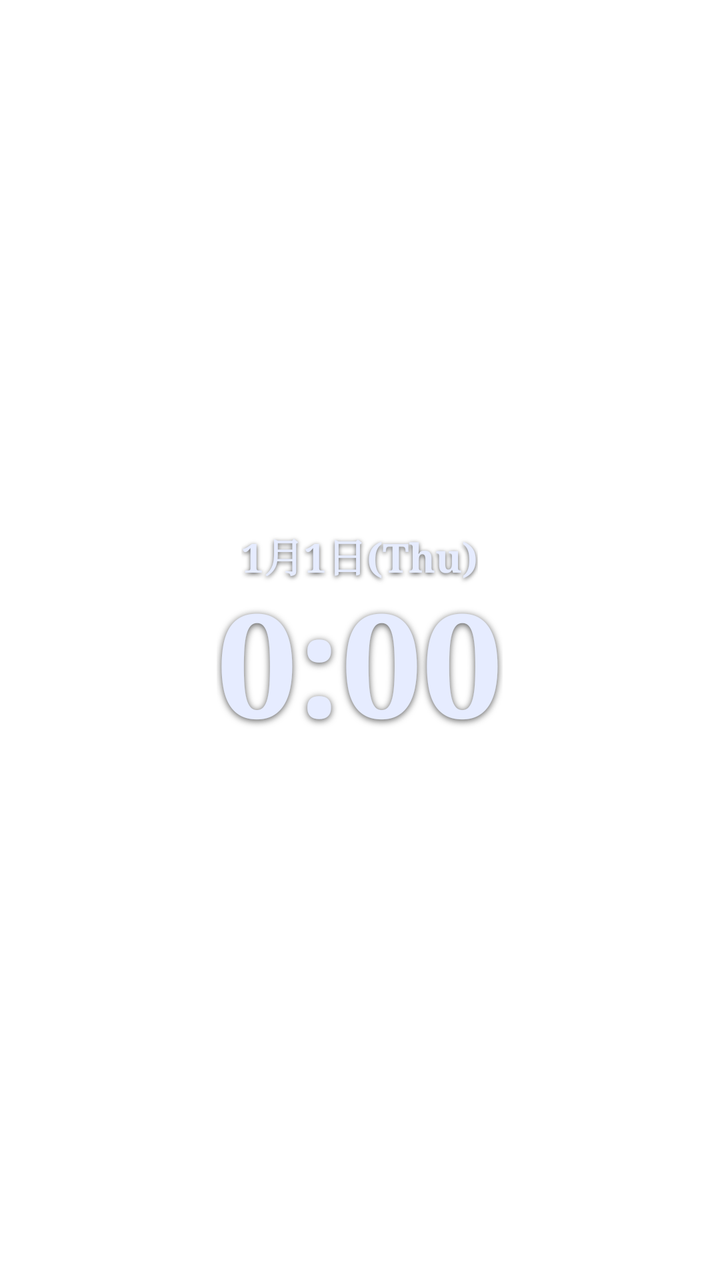
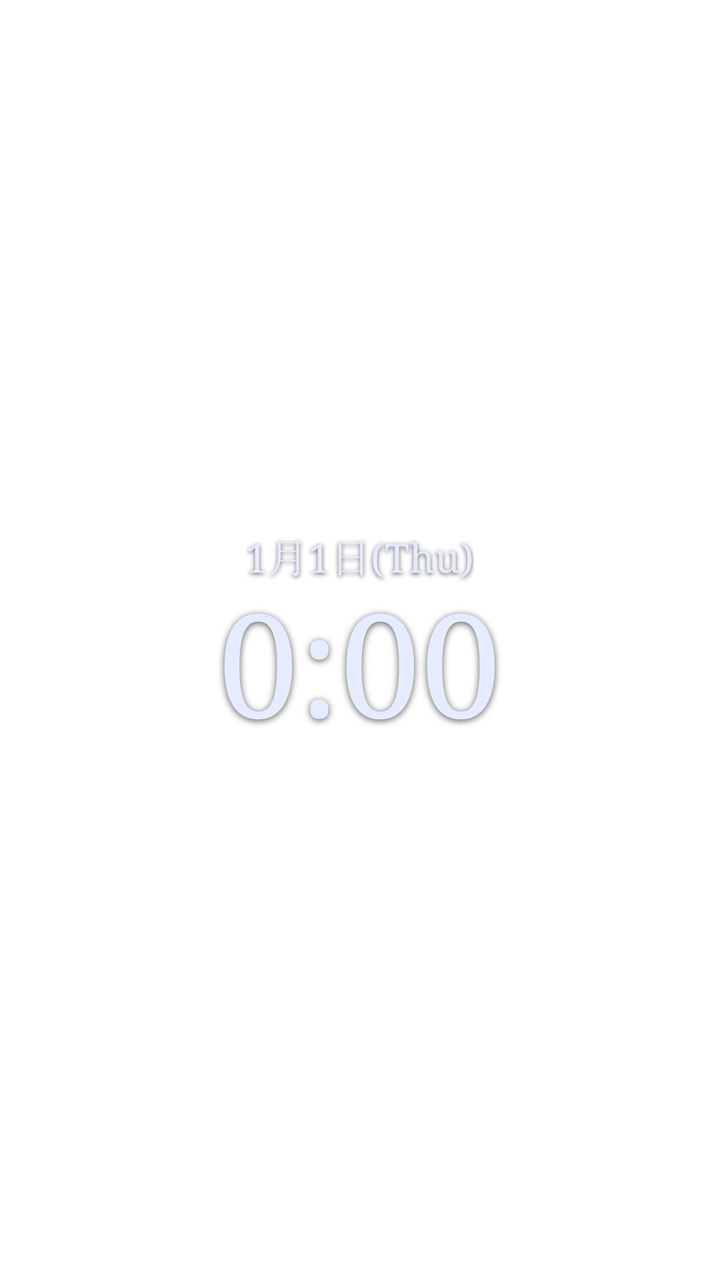

The first picture is an Android layout as it rendered before a commit; the second is the same layout after the commit. The layout source and the unified diff follow.
<!-- AndroidManifest.xml: fallback theme Theme.MaterialComponents.DayNight.NoActionBar -->
<!-- res/layout/widget_24.xml -->
<?xml version="1.0" encoding="utf-8"?>
<LinearLayout xmlns:android="http://schemas.android.com/apk/res/android"
    android:id="@+id/root"
    android:layout_width="match_parent"
    android:layout_height="match_parent"
    android:background="@android:color/transparent"
    android:gravity="center"
    android:orientation="vertical">

    <TextClock
        android:id="@+id/date"
        android:fontFamily="serif"
        android:textStyle="bold"
        android:textFontWeight="600"
        android:layout_width="wrap_content"
        android:layout_height="wrap_content"
        android:format12Hour="M月d日(E)"
        android:format24Hour="M月d日(E)"
        android:textColor="#FFE6ECFF"
        android:textSize="20sp"
        android:shadowColor="#AA000000"
        android:shadowDy="2"
        android:shadowRadius="6" />

    <TextClock
        android:id="@+id/time"
        android:fontFamily="serif"
        android:textStyle="bold"
        android:textFontWeight="600"
        android:layout_width="wrap_content"
        android:layout_height="wrap_content"
        android:format12Hour="H:mm"
        android:format24Hour="H:mm"
                android:includeFontPadding="false"
        android:textColor="#FFE6ECFF"
        android:textSize="72sp"
        android:shadowColor="#AA000000"
        android:shadowDy="2"
        android:shadowRadius="8" />
</LinearLayout>
<!-- resources referenced by this layout -->
<resources>

</resources>

<!-- the commit's change to res/layout/widget_24.xml (unified diff, before → after) -->
@@ -10,8 +10,6 @@
     <TextClock
         android:id="@+id/date"
         android:fontFamily="serif"
-        android:textStyle="bold"
-        android:textFontWeight="600"
         android:layout_width="wrap_content"
         android:layout_height="wrap_content"
         android:format12Hour="M月d日(E)"
@@ -25,8 +23,6 @@
     <TextClock
         android:id="@+id/time"
         android:fontFamily="serif"
-        android:textStyle="bold"
-        android:textFontWeight="600"
         android:layout_width="wrap_content"
         android:layout_height="wrap_content"
         android:format12Hour="H:mm"
